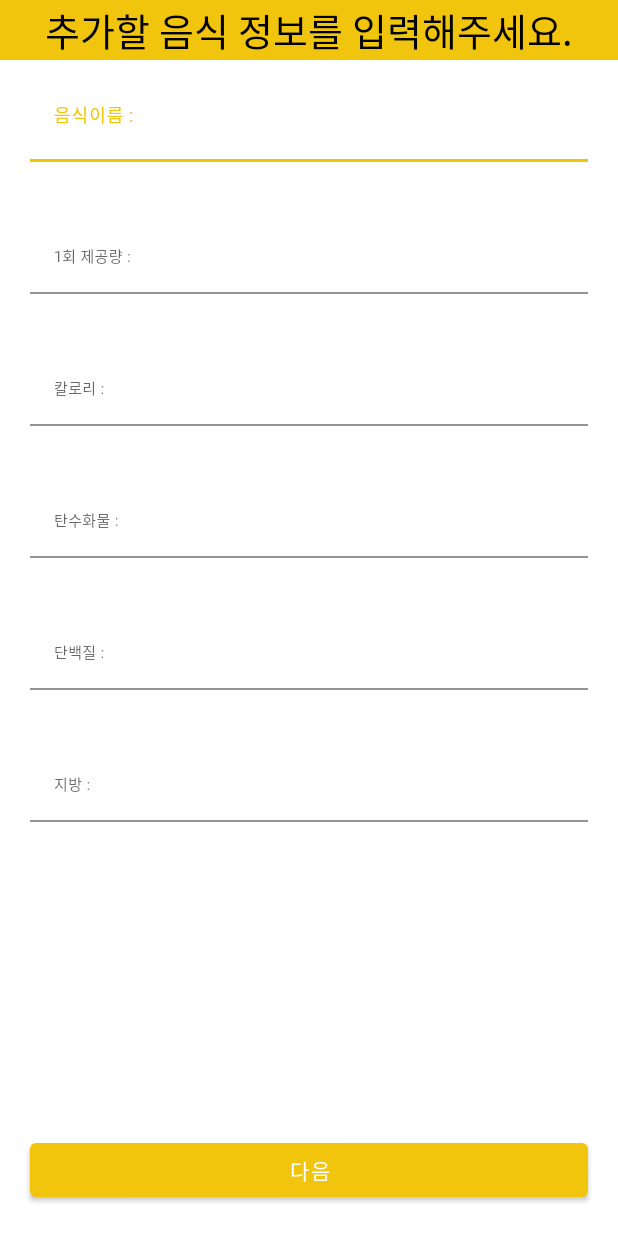
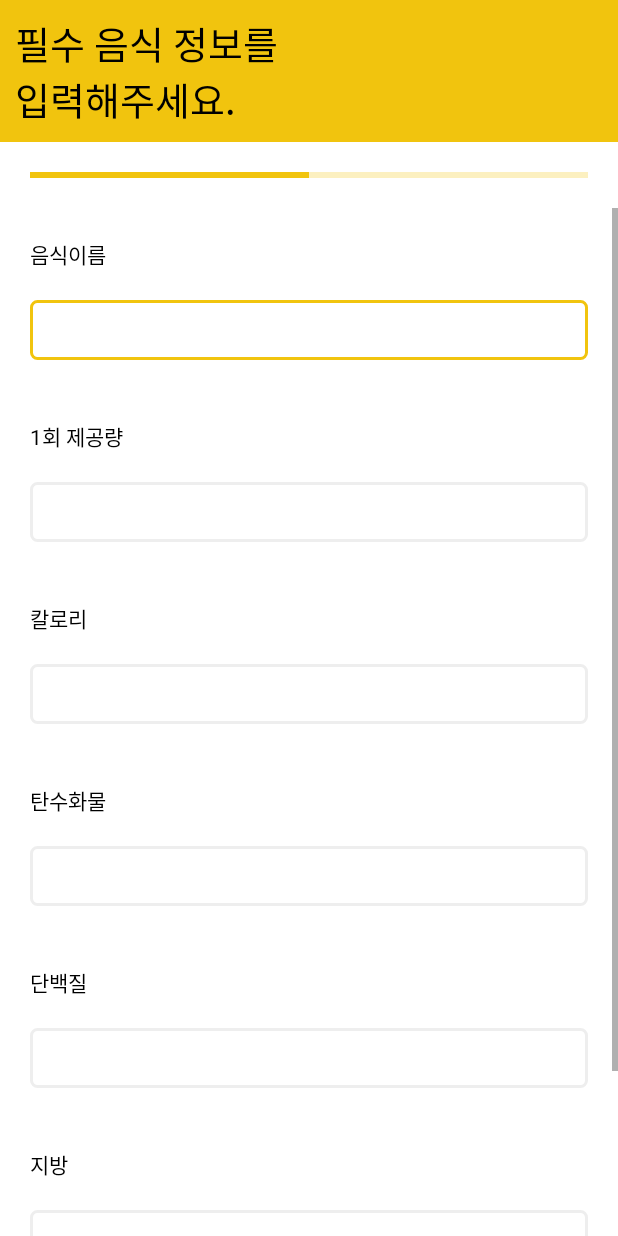
Before and after one commit to aksghwoddl/FooDi, an Android app: the AddFoodActivity screen opened directly, with no data from a screen before it, on a phone screen of 412 x 824 dp. Run offline under Robolectric (Android 15) with nearby library versions, the phone set to English and light mode, and no system bars; Roboto replaces fonts that are not available here.

Commit message:
1. ReportFragment에서 item 추가시 그래프 바로 업데이트 안되던 이슈 수정
2. AddFoodActivity 레이아웃 수정

Todo.
1. Add Food 기능 추가

```diff
--- a/FooDi/app/src/main/java/com/lee/foodi/common/NetworkConst.kt
+++ b/FooDi/app/src/main/java/com/lee/foodi/common/NetworkConst.kt
@@ -1,4 +1,4 @@
 package com.lee.foodi.common
 
 const val FOOD_TARGET_URL = "http://apis.data.go.kr/1471000/FoodNtrIrdntInfoService1/"
-const val NEW_FOOD_TARGET_URL = "http://192.168.0.20:8000/v1/api/foods/" // Convert New Food InfoData
+const val NEW_FOOD_TARGET_URL = "http://172.30.1.63:8000/v1/api/foods/" // Convert New Food InfoData
--- a/FooDi/app/src/main/java/com/lee/foodi/ui/fragments/report/ReportFragment.kt
+++ b/FooDi/app/src/main/java/com/lee/foodi/ui/fragments/report/ReportFragment.kt
@@ -59,6 +59,12 @@ class ReportFragment : Fragment() {
         super.onViewCreated(view, savedInstanceState)
         initSpinner()
         initChart()
+        observeDate()
+    }
+
+    @RequiresApi(Build.VERSION_CODES.O)
+    override fun onResume() {
+        super.onResume()
         CoroutineScope(Dispatchers.IO).launch {
             mViewModel.summaryList.postValue(mViewModel.getDiarySummary(binding.reportSelection.selectedItem.toString()))
             CoroutineScope(Dispatchers.Main).launch{
@@ -66,7 +72,6 @@ class ReportFragment : Fragment() {
                 mViewModel.averageCalorie.value = calculateAverageCalorie()
             }
         }
-        observeDate()
     }
 
 
--- a/FooDi/app/src/main/res/drawable/border_textview.xml
+++ b/FooDi/app/src/main/res/drawable/border_textview.xml
@@ -1,14 +1,31 @@
 <?xml version="1.0" encoding="utf-8"?>
-<layer-list xmlns:android="http://schemas.android.com/apk/res/android" >
-    <item
-        android:bottom="1dp"
-        android:left="-2dp"
-        android:right="-2dp"
-        android:top="1dp">
-        <shape android:shape="rectangle" >
+
+<selector xmlns:android="http://schemas.android.com/apk/res/android">
+
+
+
+    <!-- 에디트텍스트가 포커스를 받았을때의 모양 및 색상 -->
+
+    <item android:state_focused="true">
+        <shape android:shape="rectangle">
             <stroke
-                android:width="1dp"
-                android:color="#dcdcdc" />
+                android:width="2dp"
+                android:color="@color/main_color" />
+            <corners android:radius="4dp"/>
         </shape>
     </item>
-</layer-list>
+
+
+
+    <!-- EditText 가 포커스를 받지 않은 일반 상태일 때의 모양 및 색상 -->
+
+    <item android:state_focused="false">
+        <shape android:shape="rectangle">
+            <stroke
+                android:width="2dp"
+                android:color="#EEEEEE" />
+            <corners android:radius="4dp"/>
+        </shape>
+    </item>
+
+</selector>
--- a/FooDi/app/src/main/res/layout/activity_add_food.xml
+++ b/FooDi/app/src/main/res/layout/activity_add_food.xml
@@ -6,137 +6,208 @@
     <TextView
         android:id="@+id/headerTitle"
         android:layout_width="match_parent"
-            android:layout_height="@dimen/header_toolbar_height"
+        android:layout_height="wrap_content"
         android:text="@string/add_food_header_title"
         app:layout_constraintTop_toTopOf="parent"
-            app:layout_constraintBottom_toTopOf="@id/foodNameLayout"
-            android:gravity="center"
+        app:layout_constraintBottom_toTopOf="@id/addProgressBar"
         android:textSize="25sp"
         android:fontFamily="@font/swagger"
         android:textColor="#000"
         android:background="@color/main_color"
+        android:padding="10dp"
+        />
+    <com.google.android.material.progressindicator.LinearProgressIndicator
+        android:id="@+id/addProgressBar"
+        android:layout_width="match_parent"
+        android:layout_height="wrap_content"
+        app:layout_constraintTop_toBottomOf="@id/headerTitle"
+        app:layout_constraintBottom_toTopOf="@id/contentsScrollview"
+        android:padding="20dp"
+        android:max="100"
+        android:progress="50"
         />
 
-        <com.google.android.material.textfield.TextInputLayout
+    <ScrollView
+        android:id="@+id/contentsScrollview"
+        android:layout_width="match_parent"
+        android:layout_height="0dp"
+        app:layout_constraintTop_toBottomOf="@id/addProgressBar"
+        app:layout_constraintBottom_toBottomOf="parent"
+        app:layout_constraintLeft_toLeftOf="parent"
+        app:layout_constraintRight_toRightOf="parent"
+        >
+        <LinearLayout
+            android:layout_width="match_parent"
+            android:layout_height="wrap_content"
+            android:orientation="vertical"
+            >
+            <LinearLayout
                 android:id="@+id/foodNameLayout"
                 android:layout_width="match_parent"
                 android:layout_height="wrap_content"
-            app:layout_constraintTop_toBottomOf="@id/headerTitle"
-            android:orientation="horizontal"
+                app:layout_constraintTop_toBottomOf="@id/addProgressBar"
+                android:orientation="vertical"
                 android:padding="20dp"
                 >
-            <com.google.android.material.textfield.TextInputEditText
-                android:id="@+id/foodNameTextView"
+
+                <TextView
+                    android:layout_width="wrap_content"
+                    android:layout_height="wrap_content"
+                    android:layout_marginBottom="20dp"
+                    android:fontFamily="@font/swagger"
+                    android:text="@string/food_name"
+                    android:textColor="#000" />
+
+                <EditText
                     android:layout_width="match_parent"
-                android:layout_height="wrap_content"
-                android:hint="@string/add_food_name"
-                android:fontFamily="@font/swagger"
-                android:textColor="#000"
-                android:background="#fff"
-                android:textSize="@dimen/add_food_input_text_size"
+                    android:layout_height="40dp"
+                    android:singleLine="true"
+                    android:background="@drawable/border_textview"
+                    android:textSize="15sp"
+                    android:paddingStart="10dp"
+                    android:paddingEnd="10dp"
                     />
-        </com.google.android.material.textfield.TextInputLayout>
+            </LinearLayout>
 
-
-        <com.google.android.material.textfield.TextInputLayout
+            <LinearLayout
                 android:id="@+id/servingSizeLayout"
                 android:layout_width="match_parent"
                 android:layout_height="wrap_content"
                 app:layout_constraintTop_toBottomOf="@id/foodNameLayout"
-            android:orientation="horizontal"
+                android:orientation="vertical"
                 android:padding="20dp"
                 >
-            <com.google.android.material.textfield.TextInputEditText
-                android:id="@+id/servingSizeTextView"
-                android:layout_width="match_parent"
+                <TextView
+                    android:layout_width="wrap_content"
                     android:layout_height="wrap_content"
-                android:hint="@string/serving_size"
+                    android:text="@string/add_serving_size"
                     android:fontFamily="@font/swagger"
                     android:textColor="#000"
-                android:textSize="10sp"
-                android:background="#fff"
+                    android:layout_marginBottom="20dp"
                     />
-        </com.google.android.material.textfield.TextInputLayout>
 
-        <com.google.android.material.textfield.TextInputLayout
+                <EditText
+                    android:layout_width="match_parent"
+                    android:layout_height="40dp"
+                    android:singleLine="true"
+                    android:background="@drawable/border_textview"
+                    android:textSize="15sp"
+                    android:paddingStart="10dp"
+                    android:paddingEnd="10dp"
+                    />
+            </LinearLayout>
+
+            <LinearLayout
                 android:id="@+id/calorieLayout"
                 android:layout_width="match_parent"
                 android:layout_height="wrap_content"
                 app:layout_constraintTop_toBottomOf="@id/servingSizeLayout"
-            android:orientation="horizontal"
+                android:orientation="vertical"
                 android:padding="20dp"
                 >
-            <com.google.android.material.textfield.TextInputEditText
-                android:id="@+id/calorieTextView"
-                android:layout_width="match_parent"
+                <TextView
+                    android:layout_width="wrap_content"
                     android:layout_height="wrap_content"
-                android:hint="@string/add_calories"
+                    android:text="@string/add_calories"
                     android:fontFamily="@font/swagger"
                     android:textColor="#000"
-                android:background="#fff"
-                android:textSize="10sp"
+                    android:layout_marginBottom="20dp"
                     />
-        </com.google.android.material.textfield.TextInputLayout>
 
-        <com.google.android.material.textfield.TextInputLayout
+                <EditText
+                    android:layout_width="match_parent"
+                    android:layout_height="40dp"
+                    android:singleLine="true"
+                    android:background="@drawable/border_textview"
+                    android:textSize="15sp"
+                    android:paddingStart="10dp"
+                    android:paddingEnd="10dp"
+                    />
+            </LinearLayout>
+
+            <LinearLayout
                 android:id="@+id/carbohydrateLayout"
                 android:layout_width="match_parent"
                 android:layout_height="wrap_content"
                 app:layout_constraintTop_toBottomOf="@id/calorieLayout"
-            android:orientation="horizontal"
+                android:orientation="vertical"
                 android:padding="20dp"
                 >
-            <com.google.android.material.textfield.TextInputEditText
-                android:id="@+id/carbohydrateTextView"
-                android:layout_width="match_parent"
+                <TextView
+                    android:layout_width="wrap_content"
                     android:layout_height="wrap_content"
-                android:hint="@string/add_carbohydrate"
+                    android:text="@string/add_carbohydrate"
                     android:fontFamily="@font/swagger"
                     android:textColor="#000"
-                android:background="#fff"
-                android:textSize="@dimen/add_food_input_text_size"
+                    android:layout_marginBottom="20dp"
                     />
-        </com.google.android.material.textfield.TextInputLayout>
 
-        <com.google.android.material.textfield.TextInputLayout
+                <EditText
+                    android:layout_width="match_parent"
+                    android:layout_height="40dp"
+                    android:singleLine="true"
+                    android:background="@drawable/border_textview"
+                    android:textSize="15sp"
+                    android:paddingStart="10dp"
+                    android:paddingEnd="10dp"
+                    />
+            </LinearLayout>
+
+            <LinearLayout
                 android:id="@+id/proteinLayout"
                 android:layout_width="match_parent"
                 android:layout_height="wrap_content"
                 app:layout_constraintTop_toBottomOf="@id/carbohydrateLayout"
-            android:orientation="horizontal"
+                android:orientation="vertical"
                 android:padding="20dp"
                 >
-            <com.google.android.material.textfield.TextInputEditText
-                android:id="@+id/proteinTextView"
-                android:layout_width="match_parent"
+                <TextView
+                    android:layout_width="wrap_content"
                     android:layout_height="wrap_content"
-                android:hint="@string/add_protein"
+                    android:text="@string/add_protein"
                     android:fontFamily="@font/swagger"
                     android:textColor="#000"
-                android:background="#fff"
-                android:textSize="@dimen/add_food_input_text_size"
+                    android:layout_marginBottom="20dp"
                     />
-        </com.google.android.material.textfield.TextInputLayout>
 
-        <com.google.android.material.textfield.TextInputLayout
+                <EditText
+                    android:layout_width="match_parent"
+                    android:layout_height="40dp"
+                    android:singleLine="true"
+                    android:background="@drawable/border_textview"
+                    android:textSize="15sp"
+                    android:paddingStart="10dp"
+                    android:paddingEnd="10dp"
+                    />
+            </LinearLayout>
+
+            <LinearLayout
                 android:id="@+id/fatLayout"
                 android:layout_width="match_parent"
                 android:layout_height="wrap_content"
                 app:layout_constraintTop_toBottomOf="@id/proteinLayout"
-            android:orientation="horizontal"
+                android:orientation="vertical"
                 android:padding="20dp"
                 >
-            <com.google.android.material.textfield.TextInputEditText
-                android:id="@+id/fatTextView"
-                android:layout_width="match_parent"
+                <TextView
+                    android:layout_width="wrap_content"
                     android:layout_height="wrap_content"
-                android:hint="@string/add_fat"
+                    android:text="@string/add_fat"
                     android:fontFamily="@font/swagger"
                     android:textColor="#000"
-                android:background="#fff"
-                android:textSize="@dimen/add_food_input_text_size"
+                    android:layout_marginBottom="20dp"
                     />
-        </com.google.android.material.textfield.TextInputLayout>
+
+                <EditText
+                    android:layout_width="match_parent"
+                    android:layout_height="40dp"
+                    android:singleLine="true"
+                    android:background="@drawable/border_textview"
+                    android:textSize="15sp"
+                    android:paddingStart="10dp"
+                    android:paddingEnd="10dp"
+                    />
+            </LinearLayout>
             <Button
                 android:id="@+id/confirmButton"
                 android:layout_width="match_parent"
@@ -145,7 +216,9 @@
                 android:layout_marginTop="20dp"
                 android:layout_margin="20dp"
                 app:layout_constraintBottom_toBottomOf="parent"
+                app:layout_constraintTop_toBottomOf="@id/contentsScrollview"
+                android:fontFamily="@font/swagger"
                 />
-
-
+        </LinearLayout>
+    </ScrollView>
 </androidx.constraintlayout.widget.ConstraintLayout>
--- a/FooDi/app/src/main/res/values/strings.xml
+++ b/FooDi/app/src/main/res/values/strings.xml
@@ -7,7 +7,7 @@
     <string name="next">다음</string>
     <string name="add">추가하기</string>
     <string name="search_edit_text_hint">검색할 음식을 입력해주세요.</string>
-    <string name="add_food_header_title">추가할 음식 정보를 입력해주세요.</string>
+    <string name="add_food_header_title">필수 음식 정보를 \n입력해주세요.</string>
     <string name="average_calorie">평균 섭취 칼로리 : %s kcal</string>
     <string name="common_carbohydrate">탄수화물</string>
     <string name="common_protein">단백질</string>
@@ -36,16 +36,16 @@
     <!---->
 
     <!--Add Food -->
-    <string name="add_calories">칼로리 : </string>
-    <string name="add_carbohydrate">탄수화물 : </string>
-    <string name="add_protein">단백질 : </string>
-    <string name="add_fat">지방 : </string>
-    <string name="add_sugar">당류 : </string>
-    <string name="add_salt">나트륨 : </string>
-    <string name="add_cholesterol">콜레스테롤 : </string>
-    <string name="add_saturated_fat">포화지방 : </string>
-    <string name="add_trans_fat">트랜스지방 :</string>
-    <string name="add_begin_year">제조년월 : </string>
+    <string name="add_calories">칼로리 </string>
+    <string name="add_carbohydrate">탄수화물 </string>
+    <string name="add_protein">단백질 </string>
+    <string name="add_fat">지방 </string>
+    <string name="add_sugar">당류 </string>
+    <string name="add_salt">나트륨 </string>
+    <string name="add_cholesterol">콜레스테롤 </string>
+    <string name="add_saturated_fat">포화지방 </string>
+    <string name="add_trans_fat">트랜스지방</string>
+    <string name="add_serving_size">1회 제공량</string>
     <!---->
 
     <!-- Diary -->
```
Lines whose indentation alone changed are shown as unchanged.
